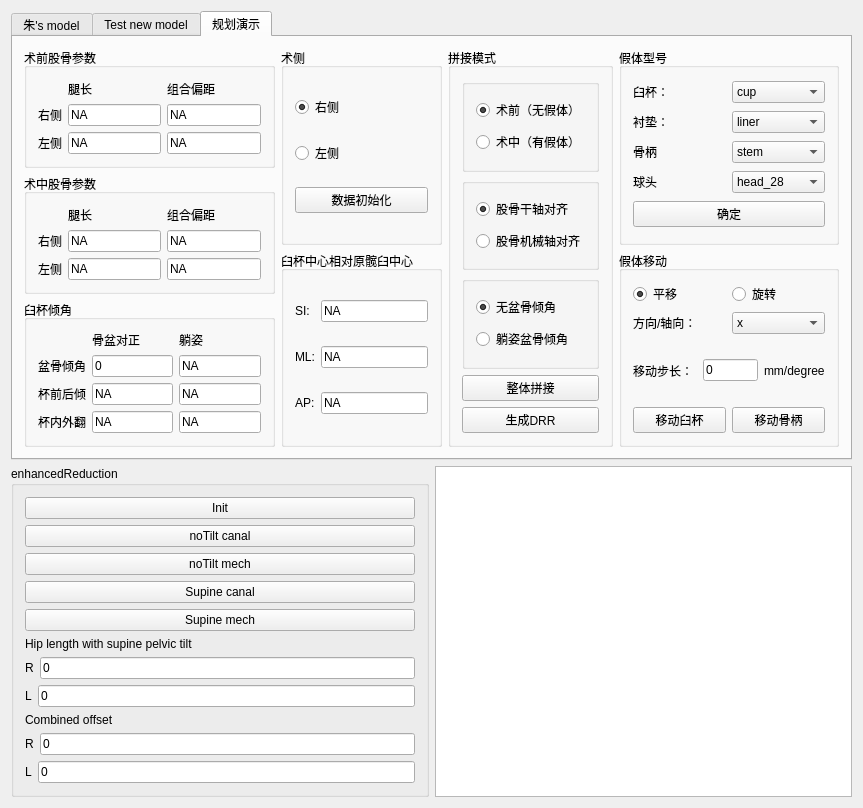
First picture: the form in Plugins/org.mitk.lancet.hipplanning/src/internal/THAPlanningControls.ui, repository zhaomengxiao/LancetMITK-Adition, before the edit.
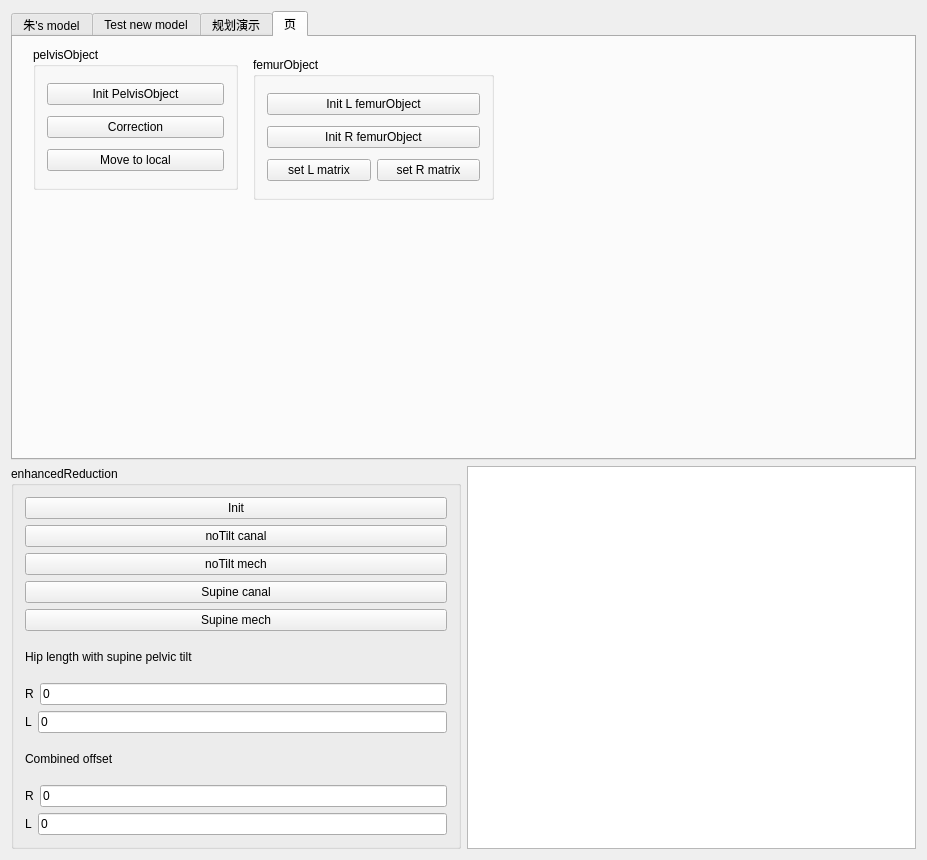
Second picture: the form after the edit.

What changed in the file:
```diff
--- a/Plugins/org.mitk.lancet.hipplanning/src/internal/THAPlanningControls.ui
+++ b/Plugins/org.mitk.lancet.hipplanning/src/internal/THAPlanningControls.ui
@@ -6,8 +6,8 @@
    <rect>
     <x>0</x>
     <y>0</y>
-    <width>863</width>
-    <height>757</height>
+    <width>927</width>
+    <height>860</height>
    </rect>
   </property>
   <property name="minimumSize">
@@ -160,7 +160,7 @@
    <item row="0" column="0">
     <widget class="QTabWidget" name="tabWidget">
      <property name="currentIndex">
-      <number>2</number>
+      <number>3</number>
      </property>
      <widget class="QWidget" name="tab">
       <attribute name="title">
@@ -1415,6 +1415,90 @@
        </item>
       </layout>
      </widget>
+     <widget class="QWidget" name="tab_4">
+      <attribute name="title">
+       <string>页</string>
+      </attribute>
+      <widget class="QGroupBox" name="groupBox_22">
+       <property name="geometry">
+        <rect>
+         <x>20</x>
+         <y>10</y>
+         <width>205</width>
+         <height>143</height>
+        </rect>
+       </property>
+       <property name="title">
+        <string>pelvisObject</string>
+       </property>
+       <layout class="QGridLayout" name="gridLayout_18">
+        <item row="2" column="0">
+         <widget class="QPushButton" name="pushButton_movePelvisObject_2">
+          <property name="text">
+           <string>Move to local</string>
+          </property>
+         </widget>
+        </item>
+        <item row="0" column="0">
+         <widget class="QPushButton" name="pushButton_initializePelvisObject_2">
+          <property name="text">
+           <string>Init PelvisObject</string>
+          </property>
+         </widget>
+        </item>
+        <item row="1" column="0">
+         <widget class="QPushButton" name="pushButton_pelvisCorrection">
+          <property name="text">
+           <string>Correction</string>
+          </property>
+         </widget>
+        </item>
+       </layout>
+      </widget>
+      <widget class="QGroupBox" name="groupBox_23">
+       <property name="geometry">
+        <rect>
+         <x>240</x>
+         <y>20</y>
+         <width>241</width>
+         <height>143</height>
+        </rect>
+       </property>
+       <property name="title">
+        <string>femurObject</string>
+       </property>
+       <layout class="QGridLayout" name="gridLayout_19">
+        <item row="1" column="0" colspan="2">
+         <widget class="QPushButton" name="pushButton_initializeRfemurObject_2">
+          <property name="text">
+           <string>Init R femurObject</string>
+          </property>
+         </widget>
+        </item>
+        <item row="2" column="0">
+         <widget class="QPushButton" name="pushButton_moveLfemurObject_2">
+          <property name="text">
+           <string>set L matrix</string>
+          </property>
+         </widget>
+        </item>
+        <item row="0" column="0" colspan="2">
+         <widget class="QPushButton" name="pushButton_initializeLfemurObject_2">
+          <property name="text">
+           <string>Init L femurObject</string>
+          </property>
+         </widget>
+        </item>
+        <item row="2" column="1">
+         <widget class="QPushButton" name="pushButton_moveRfemurObject_2">
+          <property name="text">
+           <string>set R matrix</string>
+          </property>
+         </widget>
+        </item>
+       </layout>
+      </widget>
+     </widget>
     </widget>
    </item>
   </layout>
```
Left out of the diff: 4 changed lines with no effect on the pictures.
